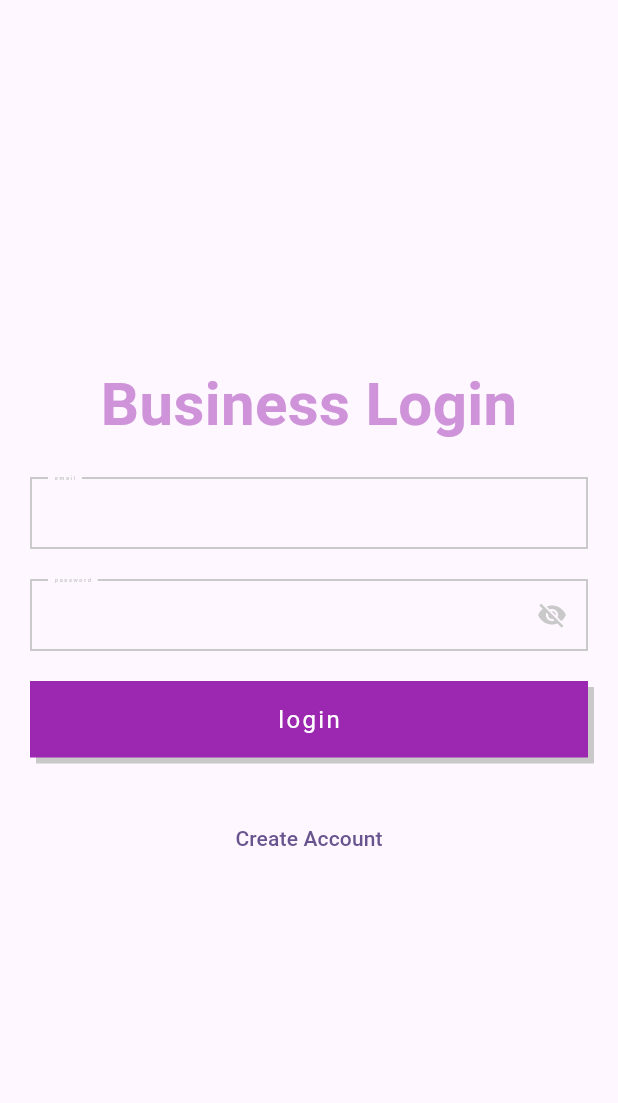
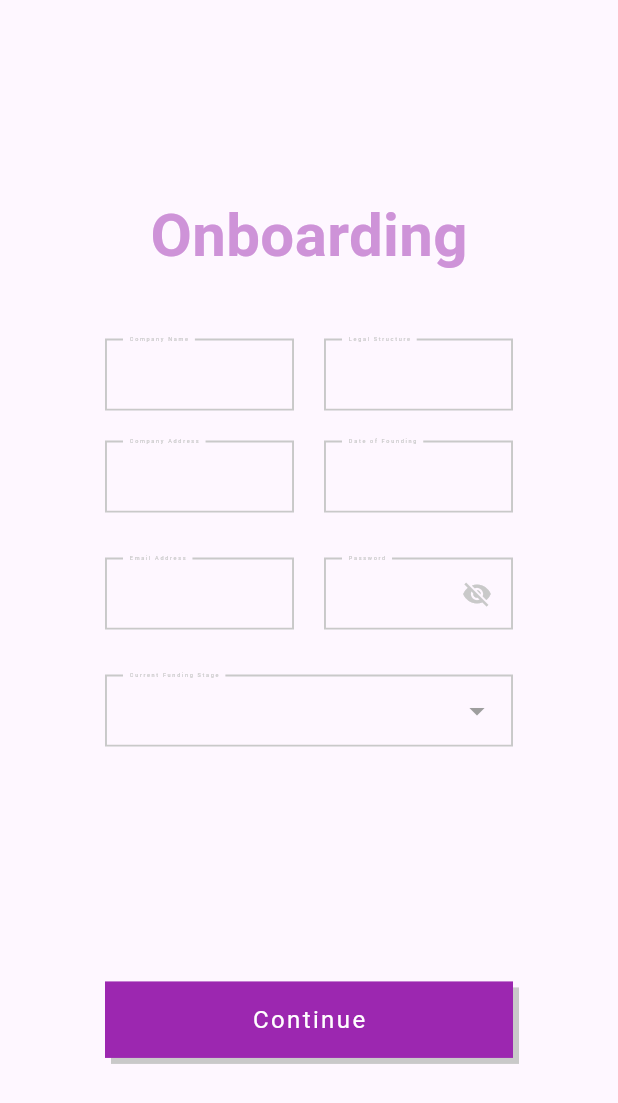
Before and after one commit to synapsecode/FlashFund, a Flutter app: the BusinessLoginScreen screen opened by its route, after a tap on "Create Account", on a phone screen of 412 x 824 dp. Shown: the top 1103 px of the screen. Run offline on Flutter 3.47's test engine with Material 3 defaults, Android fonts, the phone set to English and light mode, and no system bars; our stand-ins replace flutter_riverpod, go_router, syncfusion_flutter_charts; Roboto replaces fonts that are missing (gilroy-bold, gilroy-semibold).

Commit message:
Business Side UI Screen Implementations

```diff
--- a/frontend/lib/components/labeltextfield.dart
+++ b/frontend/lib/components/labeltextfield.dart
@@ -11,6 +11,7 @@ class LableTextField extends StatefulWidget {
   final Function(List<String>)? updateselectedItems;
   final int? maxLength;
   final String? characterAllowed;
+  final bool dropdownAlwaysOpen;
   final bool hideInput;
   const LableTextField(
       {Key? key,
@@ -21,6 +22,7 @@ class LableTextField extends StatefulWidget {
       this.isMultiselect = false,
       this.updateselectedItems,
       this.maxLength,
+      this.dropdownAlwaysOpen = false,
       this.characterAllowed,
       this.hideInput = false})
       : super(key: key);
@@ -39,6 +41,10 @@ class _LableTextFieldState extends State<LableTextField> {
   void initState() {
     // TODO: implement initState
     super.initState();
+
+    isDropDownOpen = widget.dropdownAlwaysOpen;
+
+    if (widget.dropdownAlwaysOpen) {
       focusNode.addListener(() {
         if (focusNode.hasFocus) {
           isDropDownOpen = true;
@@ -46,6 +52,8 @@ class _LableTextFieldState extends State<LableTextField> {
           isDropDownOpen = false;
         }
       });
+    }
+
     if (widget.isDropDown && widget.dropdownList != null) {
       suggetionList = widget.dropdownList!;
     }
--- a/frontend/lib/screens/business/login.dart
+++ b/frontend/lib/screens/business/login.dart
@@ -2,6 +2,7 @@ import 'package:flutter/material.dart';
 import 'package:frontend/components/labeltextfield.dart';
 import 'package:frontend/components/standardbutton.dart';
 import 'package:frontend/extensions/extensions.dart';
+import 'package:go_router/go_router.dart';
 
 class BusinessLoginScreen extends StatefulWidget {
   const BusinessLoginScreen({super.key});
@@ -45,7 +46,12 @@ class _BusinessLoginScreenState extends State<BusinessLoginScreen> {
               onTap: () {},
               textColor: Colors.white,
             ).addBottomMargin(30),
-            TextButton(onPressed: () {}, child: Text('Create Account'))
+            TextButton(
+              onPressed: () {
+                context.push('/business/onboarding');
+              },
+              child: Text('Create Account'),
+            )
           ],
         ).limitSize(400),
       ).center(),
--- /dev/null
+++ b/frontend/lib/screens/business/onboarding.dart
@@ -0,0 +1,112 @@
+import 'package:flutter/material.dart';
+import 'package:frontend/components/labeltextfield.dart';
+import 'package:frontend/components/standardbutton.dart';
+import 'package:frontend/extensions/extensions.dart';
+import 'package:go_router/go_router.dart';
+
+class BusinessOnboardingScreen extends StatefulWidget {
+  const BusinessOnboardingScreen({super.key});
+
+  @override
+  State<BusinessOnboardingScreen> createState() =>
+      _BusinessOnboardingScreenState();
+}
+
+class _BusinessOnboardingScreenState extends State<BusinessOnboardingScreen> {
+  TextEditingController companyNameC = TextEditingController();
+  TextEditingController legalStructureC = TextEditingController();
+  TextEditingController companyAddrC = TextEditingController();
+  TextEditingController dateOfFoundingC = TextEditingController();
+  TextEditingController fundingStageC = TextEditingController();
+  TextEditingController emailC = TextEditingController();
+  TextEditingController passwordC = TextEditingController();
+
+  @override
+  Widget build(BuildContext context) {
+    return Scaffold(
+      // backgroundColor: Colors.purple[50],
+      body: SingleChildScrollView(
+        padding: EdgeInsets.all(20),
+        child: Column(
+          mainAxisSize: MainAxisSize.min,
+          children: [
+            Text('Onboarding')
+                .size(40)
+                .weight(FontWeight.bold)
+                .color(Colors.purple[200]!)
+                .center()
+                .addBottomMargin(40),
+            Row(
+              children: [
+                LableTextField(
+                  lableText: 'Company Name',
+                  controller: companyNameC,
+                ).expanded(),
+                SizedBox(width: 20),
+                LableTextField(
+                  lableText: 'Legal Structure',
+                  controller: legalStructureC,
+                ).expanded(),
+              ],
+            ).addBottomMargin(20),
+            Row(
+              children: [
+                LableTextField(
+                  lableText: 'Company Address',
+                  controller: companyAddrC,
+                  maxLength: 200,
+                ).expanded(),
+                SizedBox(width: 20),
+                LableTextField(
+                  lableText: 'Date of Founding',
+                  controller: dateOfFoundingC,
+                ).expanded(),
+              ],
+            ).addBottomMargin(30),
+            Row(
+              children: [
+                LableTextField(
+                  lableText: 'Email Address',
+                  controller: emailC,
+                  maxLength: 200,
+                ).expanded(),
+                SizedBox(width: 20),
+                LableTextField(
+                  lableText: 'Password',
+                  controller: passwordC,
+                  hideInput: true,
+                ).expanded(),
+              ],
+            ).addBottomMargin(30),
+            Row(
+              children: [
+                LableTextField(
+                  lableText: 'Current Funding Stage',
+                  controller: fundingStageC,
+                  isDropDown: true,
+                  dropdownList: [
+                    'Pre-Seed',
+                    'Seed',
+                    'Series A',
+                    'Series B',
+                    'Series C',
+                  ],
+                ).expanded(),
+              ],
+            ).addBottomMargin(0),
+            StandardButton(
+              text: 'Continue',
+              buttonColor: Colors.purple,
+              width: 400,
+              onTap: () {
+                //TODO: Implement Signup
+                context.push('/business/dashboard');
+              },
+              textColor: Colors.white,
+            ).addBottomMargin(30),
+          ],
+        ).addHorizontalMargin(50),
+      ).center().addTopMargin(40),
+    );
+  }
+}
--- a/frontend/lib/screens/investor/routes.dart
+++ b/frontend/lib/screens/investor/routes.dart
@@ -1,5 +1,6 @@
 import 'package:flutter/material.dart';
 import 'package:frontend/screens/business/login.dart';
+import 'package:frontend/screens/investor/currentroadshows.dart';
 import 'package:frontend/screens/investor/login.dart';
 import 'package:go_router/go_router.dart';
 
@@ -17,5 +18,9 @@ final investorRoutes = GoRoute(
       path: 'login',
       builder: (context, state) => const InvestorLoginScreen(),
     ),
+    GoRoute(
+      path: 'roadshows',
+      builder: (context, state) => const CurrentRoadshowsPage(),
+    ),
   ],
 );
--- a/frontend/pubspec.yaml
+++ b/frontend/pubspec.yaml
@@ -33,6 +33,8 @@ dependencies:
   go_router:
   flutter_riverpod:
   http:
+  syncfusion_flutter_charts: ^25.2.3+1
+  intl:
 
 
   # The following adds the Cupertino Icons font to your application.
```
Also changed, not shown: frontend/lib/screens/business/dashboard.dart (added, +259 -0 lines), frontend/lib/screens/business/raisefundspage.dart (added, +85 -0 lines), frontend/lib/screens/business/repaylisting.dart (added, +76 -0 lines), frontend/lib/screens/business/routes.dart (+20 -0 lines), frontend/lib/screens/investor/currentroadshows.dart (added, +70 -0 lines), frontend/lib/screens/investor/onboarding.dart (added, +95 -0 lines), frontend/pubspec.lock. Lines whose indentation alone changed are shown as unchanged.
